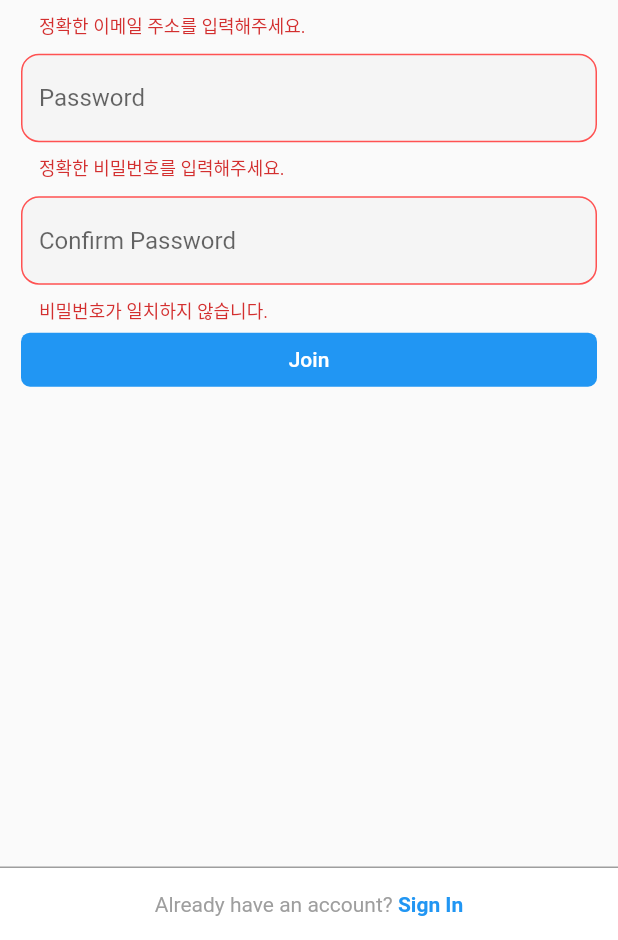
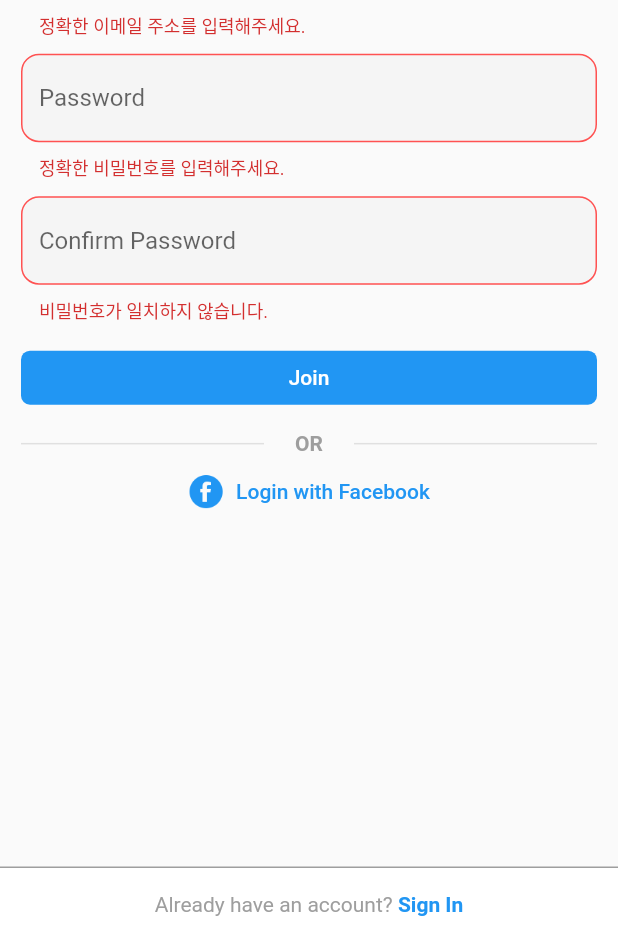
Before and after one commit to MinSyouuu/dinosgram, a Flutter app: the AuthScreen screen opened directly, after a tap on "Join", on a phone screen of 412 x 824 dp, the part 296-1236 px from its top. Run offline on Flutter 3.47's test engine with Material 2 defaults, Android fonts, the phone set to English and light mode, and no system bars; our stand-ins replace cached_network_image; network calls fail.

Commit message:
49 Sign up 카피해서 Sign in 만들기

```diff
--- /dev/null
+++ b/lib/constants/auth_input_decor.dart
@@ -0,0 +1,32 @@
+import 'package:dinosgram/constants/common_size.dart';
+import 'package:flutter/material.dart';
+
+InputDecoration textInputDecor(String hint) {
+  return InputDecoration(
+    hintText: hint,
+    enabledBorder: activeInputBorder(),
+    focusedBorder: activeInputBorder(),
+    errorBorder: errorInputBorder(),
+    focusedErrorBorder: activeInputBorder(),
+    filled: true,
+    fillColor: (Colors.grey[100])!,
+  );
+}
+
+OutlineInputBorder errorInputBorder() {
+  return OutlineInputBorder(
+    borderSide: BorderSide(
+      color: (Colors.redAccent)!,
+    ),
+    borderRadius: BorderRadius.circular(common_s_gap),
+  );
+}
+
+OutlineInputBorder activeInputBorder() {
+  return OutlineInputBorder(
+    borderSide: BorderSide(
+      color: (Colors.grey[300])!,
+    ),
+    borderRadius: BorderRadius.circular(common_s_gap),
+  );
+}
--- a/lib/main.dart
+++ b/lib/main.dart
@@ -13,8 +13,7 @@ class MyApp extends StatelessWidget {
   @override
   Widget build(BuildContext context) {
     return MaterialApp(
-      home: AuthScreen(),
-      // home: HomePage(),
+      home: HomePage(),
       theme: ThemeData(primarySwatch: white),
     );
   }
--- a/lib/screens/auth_screen.dart
+++ b/lib/screens/auth_screen.dart
@@ -15,6 +15,7 @@ class _AuthScreenState extends State<AuthScreen> {
   @override
   Widget build(BuildContext context) {
     return Scaffold(
+      resizeToAvoidBottomInset: false,
       body: SafeArea(
         child: Stack(
           children: [
--- /dev/null
+++ b/lib/widgets/or_divider.dart
@@ -0,0 +1,35 @@
+import 'package:flutter/material.dart';
+
+class OrDivider extends StatelessWidget {
+  const OrDivider({
+    Key? key,
+  }) : super(key: key);
+
+  @override
+  Widget build(BuildContext context) {
+    return Stack(
+      alignment: Alignment.center,
+      children: [
+        Positioned(
+          left: 0,
+          right: 0,
+          height: 1,
+          child: Container(
+            color: Colors.grey[300],
+            height: 1,
+          ),
+        ),
+        Container(
+          color: Colors.grey[50],
+          height: 3,
+          width: 60,
+        ),
+        Text(
+          'OR',
+          style:
+          TextStyle(color: Colors.grey[500], fontWeight: FontWeight.bold),
+        )
+      ],
+    );
+  }
+}
--- a/lib/widgets/profile_side_menu.dart
+++ b/lib/widgets/profile_side_menu.dart
@@ -1,3 +1,4 @@
+import 'package:dinosgram/screens/auth_screen.dart';
 import 'package:flutter/material.dart';
 
 class ProfileSideMenu extends StatelessWidget {
@@ -28,6 +29,10 @@ class ProfileSideMenu extends StatelessWidget {
                 color: Colors.black87,
               ),
               title: Text('Sign out'),
+              onTap: () {
+                Navigator.of(context).pushReplacement(
+                    MaterialPageRoute(builder: (context) => AuthScreen()));
+              },
             )
           ],
         ),
--- a/lib/widgets/sign_in_form.dart
+++ b/lib/widgets/sign_in_form.dart
@@ -1,10 +1,114 @@
+import 'package:dinosgram/constants/auth_input_decor.dart';
+import 'package:dinosgram/constants/common_size.dart';
+import 'package:dinosgram/home_page.dart';
+import 'package:dinosgram/widgets/or_divider.dart';
 import 'package:flutter/material.dart';
 
-class SignInForm extends StatelessWidget {
+class SignInForm extends StatefulWidget {
   const SignInForm({Key? key}) : super(key: key);
 
   @override
+  State<SignInForm> createState() => _SignInFormState();
+}
+
+class _SignInFormState extends State<SignInForm> {
+  GlobalKey<FormState> _formKey = GlobalKey<FormState>();
+
+  TextEditingController _emailController = TextEditingController();
+  TextEditingController _pwController = TextEditingController();
+
+  @override
+  void dispose() {
+    _emailController.dispose();
+    _pwController.dispose();
+    super.dispose();
+  }
+
+  @override
   Widget build(BuildContext context) {
-    return Container(color: Colors.greenAccent,);
+    return Scaffold(
+      body: Padding(
+        padding: const EdgeInsets.all(common_gap),
+        child: Form(
+          key: _formKey,
+          child: ListView(
+            children: [
+              SizedBox(
+                height: common_l_gap,
+              ),
+              Image.asset('assets/images/insta_text_logo.png'),
+              TextFormField(
+                controller: _emailController,
+                cursorColor: Colors.black54,
+                decoration: textInputDecor('Email'),
+                validator: (text) {
+                  if (text != null && text.isNotEmpty && text.contains('@')) {
+                    return null;
+                  } else {
+                    return '정확한 이메일 주소를 입력해주세요.';
+                  }
+                },
+              ),
+              SizedBox(
+                height: common_xs_gap,
+              ),
+              TextFormField(
+                controller: _pwController,
+                cursorColor: Colors.black54,
+                obscureText: true,
+                decoration: textInputDecor('Password'),
+                validator: (text) {
+                  if (text != null && text.isNotEmpty && text.length > 5) {
+                    return null;
+                  } else {
+                    return '정확한 비밀번호를 입력해주세요.';
+                  }
+                },
+              ),
+              SizedBox(
+                height: common_s_gap,
+              ),
+              _submitButton(context),
+              SizedBox(
+                height: common_s_gap,
+              ),
+              OrDivider(),
+              TextButton.icon(
+                onPressed: () {},
+                icon: ImageIcon(
+                  AssetImage('assets/images/facebook.png'),
+                  color: Colors.blue,
+                ),
+                label: Text(
+                  'Login with Facebook',
+                  style: TextStyle(color: Colors.blue),
+                ),
+              ),
+            ],
+          ),
+        ),
+      ),
+    );
+  }
+
+  TextButton _submitButton(BuildContext context) {
+    return TextButton(
+      style: TextButton.styleFrom(
+          backgroundColor: Colors.blue,
+          shape: RoundedRectangleBorder(
+            borderRadius: BorderRadius.circular(6),
+          )),
+      onPressed: () {
+        if (_formKey.currentState!.validate()) {
+          Navigator.of(context).pushReplacement(
+            MaterialPageRoute(builder: (context) => HomePage()),
+          );
+        }
+      },
+      child: Text(
+        'Sign In',
+        style: TextStyle(color: Colors.white),
+      ),
+    );
   }
 }
--- a/lib/widgets/sign_up_form.dart
+++ b/lib/widgets/sign_up_form.dart
@@ -1,4 +1,7 @@
+import 'package:dinosgram/constants/auth_input_decor.dart';
 import 'package:dinosgram/constants/common_size.dart';
+import 'package:dinosgram/home_page.dart';
+import 'package:dinosgram/widgets/or_divider.dart';
 import 'package:flutter/material.dart';
 
 class SignUpForm extends StatefulWidget {
@@ -25,7 +28,8 @@ class _SignUpFormState extends State<SignUpForm> {
 
   @override
   Widget build(BuildContext context) {
-    return Padding(
+    return Scaffold(
+      body: Padding(
         padding: const EdgeInsets.all(common_gap),
         child: Form(
           key: _formKey,
@@ -38,7 +42,7 @@ class _SignUpFormState extends State<SignUpForm> {
               TextFormField(
                 controller: _emailController,
                 cursorColor: Colors.black54,
-              decoration: _textInputDecor('Email'),
+                decoration: textInputDecor('Email'),
                 validator: (text) {
                   if (text != null && text.isNotEmpty && text.contains('@')) {
                     return null;
@@ -54,7 +58,7 @@ class _SignUpFormState extends State<SignUpForm> {
                 controller: _pwController,
                 cursorColor: Colors.black54,
                 obscureText: true,
-              decoration: _textInputDecor('Password'),
+                decoration: textInputDecor('Password'),
                 validator: (text) {
                   if (text != null && text.isNotEmpty && text.length > 5) {
                     return null;
@@ -70,7 +74,7 @@ class _SignUpFormState extends State<SignUpForm> {
                 controller: _cpwController,
                 cursorColor: Colors.black54,
                 obscureText: true,
-              decoration: _textInputDecor('Confirm Password'),
+                decoration: textInputDecor('Confirm Password'),
                 validator: (text) {
                   if (text != null &&
                       text.isNotEmpty &&
@@ -81,7 +85,34 @@ class _SignUpFormState extends State<SignUpForm> {
                   }
                 },
               ),
-            TextButton(
+              SizedBox(
+                height: common_s_gap,
+              ),
+              _submitButton(context),
+              SizedBox(
+                height: common_s_gap,
+              ),
+              OrDivider(),
+              TextButton.icon(
+                onPressed: () {},
+                icon: ImageIcon(
+                  AssetImage('assets/images/facebook.png'),
+                  color: Colors.blue,
+                ),
+                label: Text(
+                  'Login with Facebook',
+                  style: TextStyle(color: Colors.blue),
+                ),
+              ),
+            ],
+          ),
+        ),
+      ),
+    );
+  }
+
+  TextButton _submitButton(BuildContext context) {
+    return TextButton(
       style: TextButton.styleFrom(
           backgroundColor: Colors.blue,
           shape: RoundedRectangleBorder(
@@ -89,42 +120,15 @@ class _SignUpFormState extends State<SignUpForm> {
           )),
       onPressed: () {
         if (_formKey.currentState!.validate()) {
-                    print('Validation success!!');
+          Navigator.of(context).pushReplacement(
+            MaterialPageRoute(builder: (context) => HomePage()),
+          );
         }
       },
       child: Text(
         'Join',
         style: TextStyle(color: Colors.white),
-                ))
-          ],
-        ),
       ),
     );
   }
-
-  InputDecoration _textInputDecor(String hint) {
-    return InputDecoration(
-      hintText: hint,
-      enabledBorder: OutlineInputBorder(
-        borderSide: BorderSide(
-          color: (Colors.grey[300])!,
-        ),
-        borderRadius: BorderRadius.circular(common_s_gap),
-      ),
-      errorBorder: OutlineInputBorder(
-        borderSide: BorderSide(
-          color: (Colors.redAccent)!,
-        ),
-        borderRadius: BorderRadius.circular(common_s_gap),
-      ),
-      focusedErrorBorder: OutlineInputBorder(
-        borderSide: BorderSide(
-          color: (Colors.grey[300])!,
-        ),
-        borderRadius: BorderRadius.circular(common_s_gap),
-      ),
-      filled: true,
-      fillColor: (Colors.grey[100])!,
-    );
 }
-}
```
Lines whose indentation alone changed are shown as unchanged.
